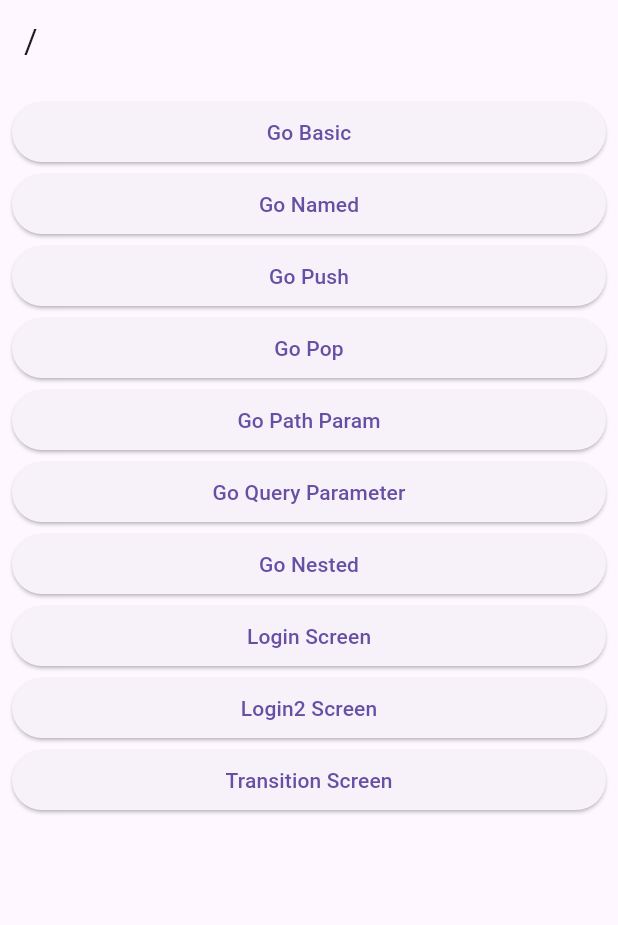
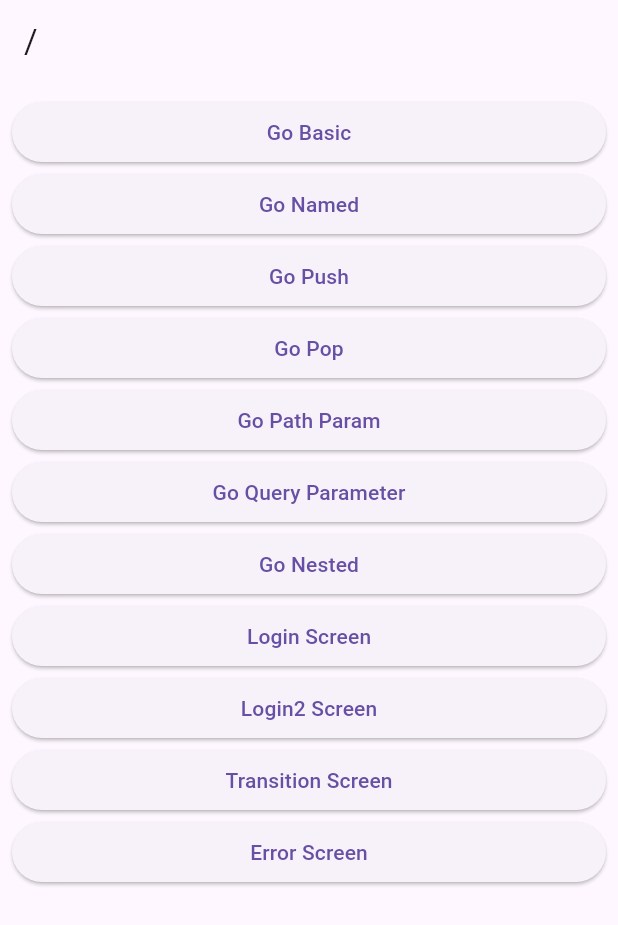
Before and after one commit to Bullets-jyr/go_router_v7_actual_delivery, a Flutter app: the screen it shows after launch, on a phone screen of 412 x 824 dp. Shown: the top 925 px of the screen. Run offline on Flutter 3.47's test engine with Material 3 defaults, Android fonts, the phone set to English and light mode, and no system bars; our stand-ins replace go_router.

Commit message:
Error Screen

```diff
--- a/lib/route/route.dart
+++ b/lib/route/route.dart
@@ -1,5 +1,6 @@
 import 'package:flutter/cupertino.dart';
 import 'package:go_router/go_router.dart';
+import 'package:go_router_v7_actual_delivery/screens/11_error_screen.dart';
 import 'package:go_router_v7_actual_delivery/screens/1_basic_screen.dart';
 
 import '../screens/10_transition_screen_1.dart';
@@ -182,4 +183,7 @@ final router = GoRouter(
       ],
     ),
   ],
+  errorBuilder: (context, state) => ErrorScreen(
+    error: state.error.toString(),
+  ),
 );
--- a/lib/screens/root_screen.dart
+++ b/lib/screens/root_screen.dart
@@ -90,6 +90,14 @@ class RootScreen extends StatelessWidget {
               'Transition Screen',
             ),
           ),
+          ElevatedButton(
+            onPressed: () {
+              context.go('/error');
+            },
+            child: Text(
+              'Error Screen',
+            ),
+          ),
         ],
       ),
     );
```
Also changed, not shown: lib/screens/11_error_screen.dart (added, +35 -0 lines).
